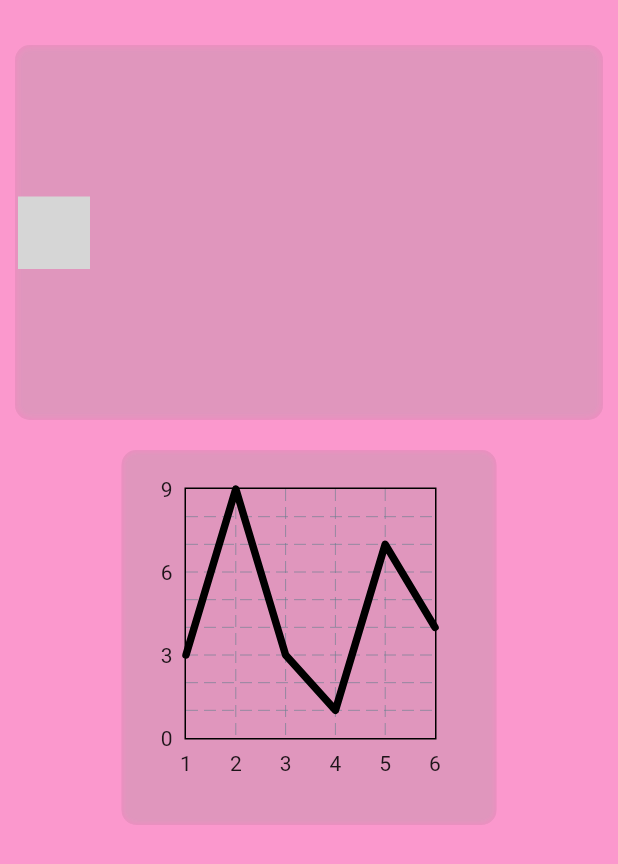
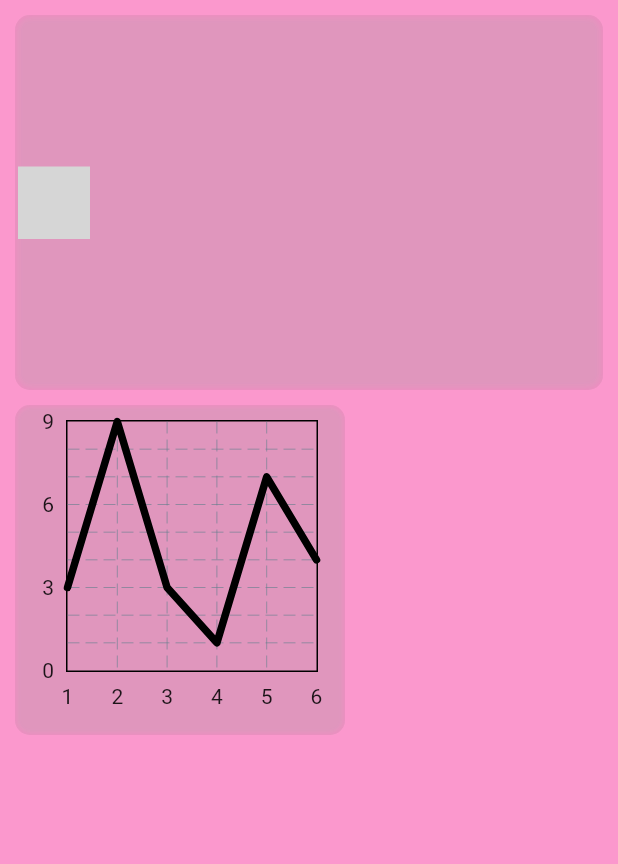
Before and after one commit to Aryan-xeuron-ai/dashboard, a Flutter app: the screen it shows after launch, on a phone screen of 412 x 824 dp. Shown: the top 864 px of the screen. Run offline on Flutter 3.47's test engine with Material 2 defaults, Android fonts, the light colour scheme and no system bars; drawn by our look-alikes of fl_chart; missing offline and left inert: draw_graph; grey boxes are pictures that could not be loaded.

Commit message:
dashboard for graphs

```diff
--- a/lib/screens/homepage.dart
+++ b/lib/screens/homepage.dart
@@ -14,31 +14,32 @@ class HomePage extends StatelessWidget {
       body: SafeArea(
         child: Padding(
           padding: const EdgeInsets.all(10.0),
-          child: SingleChildScrollView(
           child: Column(
+            mainAxisAlignment: MainAxisAlignment.start,
+            crossAxisAlignment: CrossAxisAlignment.start,
             children: const [
-                SizedBox(
-                  height: 20,
-                ),
               Glass(
                 height: 250.0,
                 width: 400.0,
               ),
-                SizedBox(
-                  height: 20,
+              Positioned(
+                left: 0,
+                top: 250,
+                child: Padding(
+                  padding: EdgeInsets.only(
+                    top: 10,
+                    bottom: 10,
                   ),
-                Positioned(
-
                   child: GlassLine(
-                    height: 250.0,
-                    width: 250.0,
+                    height: 220.0,
+                    width: 220.0,
+                  ),
                 ),
               ),
             ],
           ),
         ),
       ),
-      ),
     );
   }
 }
--- a/lib/widgets/glassLine.dart
+++ b/lib/widgets/glassLine.dart
@@ -27,10 +27,7 @@ class GlassLine extends StatelessWidget{
           ),
           child: Row(
             children: const [
-              Padding(
-                padding: EdgeInsets.all(8.0),
-                child: Line(),
-              ),
+              Line(),
             ],
           ),
         ),
```
Lines whose indentation alone changed are shown as unchanged.
